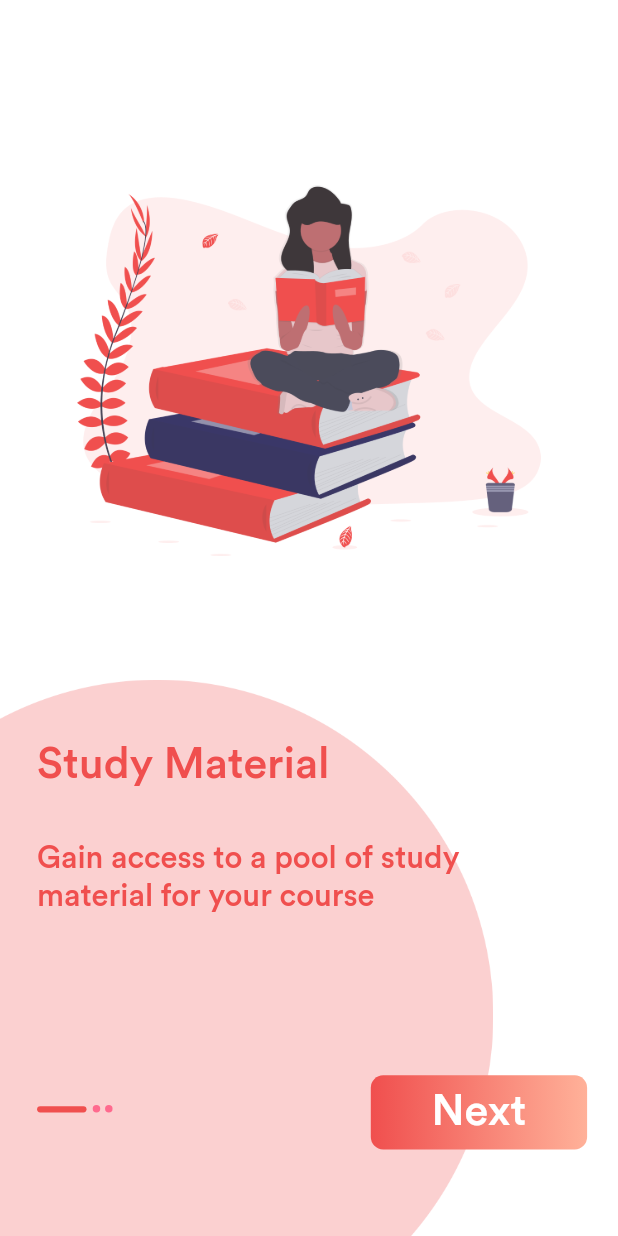
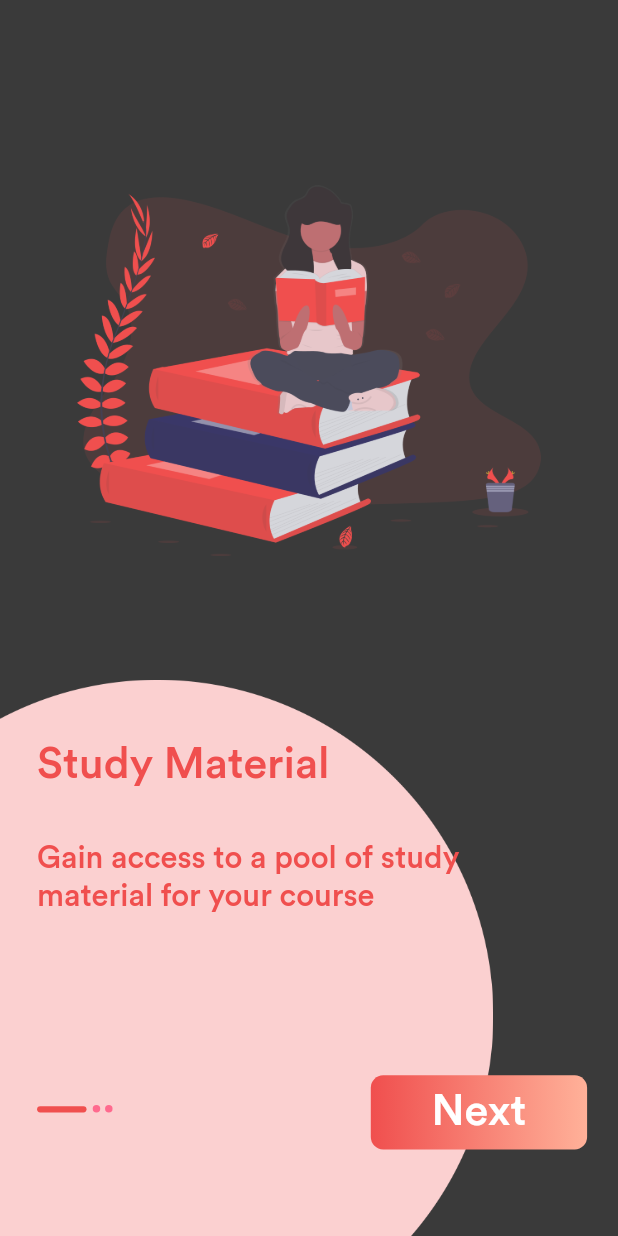
Before and after one commit to axactstudios/solvecase, a Flutter app: the screen it shows after launch, on a phone screen of 412 x 824 dp. Run offline on Flutter 3.47's test engine with Material 2 defaults, Android fonts, the phone set to English and light mode, and no system bars; our stand-ins replace device_info, firebase_auth, firebase_database, flutter_switch, fluttertoast, persistent_bottom_nav_bar and 2 more; missing offline and left inert: fancy_drawer, flutter_youtube, latlng, map, regexed_validator; accounts and stored records are empty.

Commit message:
dark mode

```diff
--- a/lib/Classes/Constants.dart
+++ b/lib/Classes/Constants.dart
@@ -1,6 +1,6 @@
 import 'package:flutter/material.dart';
+import 'package:shared_preferences/shared_preferences.dart';
 import 'package:solvecase/Screens/SolutionScreen.dart';
-
 import '../main.dart';
 
 Color darkColor = Color(0xFFFFFFFF);
@@ -20,3 +20,13 @@ changeMode(State state) {
 
   return darkColor;
 }
+
+changeMode2() async {
+  SharedPreferences prefs = await SharedPreferences.getInstance();
+  String colorMode = prefs.getString('mode');
+  print(colorMode);
+  colorMode == 'light'
+      ? darkColor = Color(0xFFFFFFFF)
+      : darkColor = Color(0xFF3A3A3A);
+  colorMode == 'dark' ? txtColor = Color(0xFFFFFFFF) : txtColor = Colors.black;
+}
--- a/lib/Screens/SolutionScreen.dart
+++ b/lib/Screens/SolutionScreen.dart
@@ -1,6 +1,7 @@
 import 'package:flutter/material.dart';
 import 'package:flutter/widgets.dart';
 import 'package:solvecase/Screens/DrawerScreen.dart';
+import '../Classes/Constants.dart';
 import '../Classes/Constants.dart';
 import '../main.dart';
 import 'Solutions.dart';
@@ -42,6 +43,7 @@ class _SolutionScreenState extends State<SolutionScreen> {
     final pWidth = MediaQuery.of(context).size.width;
     return Scaffold(
       key: _scaffoldKey,
+      backgroundColor: darkColor,
       drawer: DrawerScreen(),
       body: Column(
         children: <Widget>[
--- a/lib/Screens/SplashScreen.dart
+++ b/lib/Screens/SplashScreen.dart
@@ -2,9 +2,13 @@ import 'package:device_info/device_info.dart';
 import 'package:firebase_auth/firebase_auth.dart';
 import 'package:firebase_database/firebase_database.dart';
 import 'package:flutter/material.dart';
+import 'package:shared_preferences/shared_preferences.dart';
 import 'package:solvecase/Classes/Constants.dart';
 import 'package:solvecase/Screens/Intro1.dart';
 import 'package:solvecase/Screens/MainScreen.dart';
+import '../Classes/Constants.dart';
+import '../Classes/Constants.dart';
+import 'MainScreen.dart';
 import 'firstscreen.dart';
 
 class SplashScreen extends StatefulWidget {
@@ -91,6 +95,7 @@ class _SplashScreenState extends State<SplashScreen> {
   void initState() {
     FirebaseAuth mAuth = FirebaseAuth.instance;
     new Future.delayed(Duration(seconds: 3), () async {
+      changeMode2();
       FirebaseUser user = await mAuth.currentUser();
       user == null
           ? Navigator.pushReplacement(
--- a/lib/main.dart
+++ b/lib/main.dart
@@ -1,13 +1,24 @@
 import "package:flutter/material.dart";
 import 'package:solvecase/Classes/Constants.dart';
 
+import 'Classes/Constants.dart';
 import 'Screens/SplashScreen.dart';
 
 void main() => runApp(MyApp());
 
 String mode = 'light';
 
-class MyApp extends StatelessWidget {
+class MyApp extends StatefulWidget {
+  @override
+  _MyAppState createState() => _MyAppState();
+}
+
+class _MyAppState extends State<MyApp> {
+  @override
+  void initState() {
+    changeMode2();
+  }
+
   @override
   Widget build(BuildContext context) {
     return MaterialApp(
```
Also changed, not shown: lib/Screens/More.dart (+27 -7 lines), pubspec.lock.
